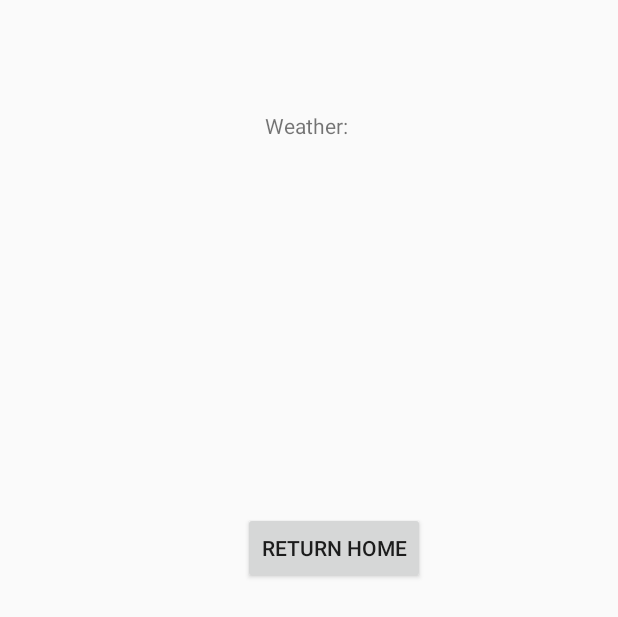
After one commit to ragnarak54/Citizen-Hub, an Android app: the layout fragment_weather.xml on its own in the app's theme, with its tools: preview values and no code run, on a phone screen of 412 x 824 dp. The commit adds this screen. Shown: the top 617 px of the screen. Run offline under Robolectric (Android 15) with nearby library versions, the phone set to English and light mode, and no system bars.

Commit message:
fragment updates

```diff
--- /dev/null
+++ b/app/src/main/res/layout/fragment_weather.xml
@@ -0,0 +1,36 @@
+<?xml version="1.0" encoding="utf-8"?>
+<android.support.constraint.ConstraintLayout xmlns:android="http://schemas.android.com/apk/res/android"
+    xmlns:app="http://schemas.android.com/apk/res-auto"
+    xmlns:tools="http://schemas.android.com/tools"
+    android:id="@+id/frameLayout"
+    android:layout_width="match_parent"
+    android:layout_height="match_parent"
+    tools:context=".WeatherFragment"
+
+    >
+
+    <Button
+        android:id="@+id/button"
+        android:layout_width="wrap_content"
+        android:layout_height="wrap_content"
+        android:layout_marginStart="161dp"
+        android:layout_marginTop="341dp"
+        android:layout_marginEnd="128dp"
+        android:onClick="goHome"
+        android:text="return home"
+        app:layout_constraintEnd_toEndOf="parent"
+        app:layout_constraintStart_toStartOf="parent"
+        app:layout_constraintTop_toTopOf="parent" />
+
+    <TextView
+        android:id="@+id/textView"
+        android:layout_width="wrap_content"
+        android:layout_height="wrap_content"
+        android:layout_marginStart="176dp"
+        android:layout_marginTop="74dp"
+        android:layout_marginEnd="179dp"
+        android:text="Weather:"
+        app:layout_constraintEnd_toEndOf="parent"
+        app:layout_constraintStart_toStartOf="parent"
+        app:layout_constraintTop_toTopOf="parent" />
+</android.support.constraint.ConstraintLayout>
```
Also changed, not shown: app/src/main/java/com/example/citizenhub/WeatherFragment.java (added, +111 -0 lines), app/src/main/res/layout/activity_main.xml (+23 -2 lines), app/src/main/res/layout/fragment_sample.xml (+7 -3 lines).
